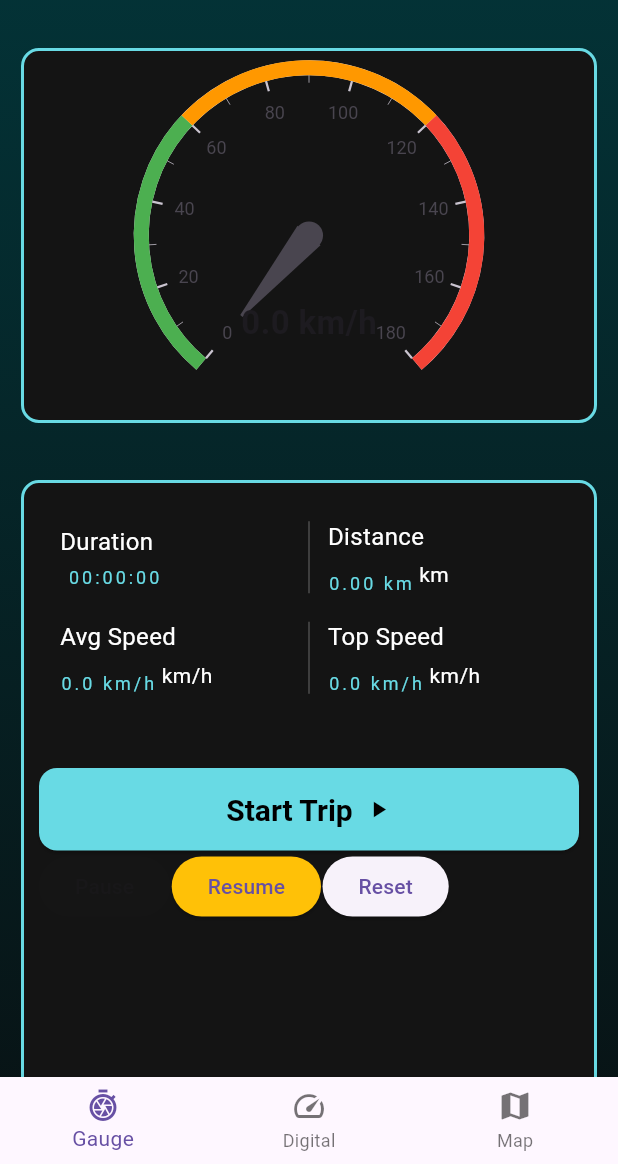
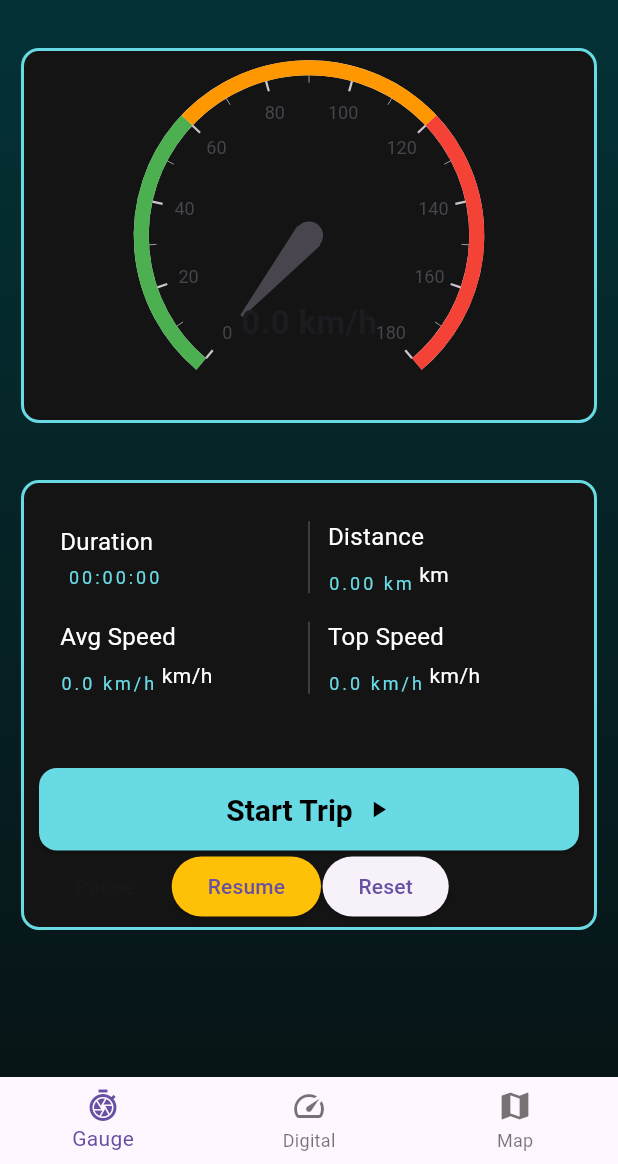
Before and after one commit to Ismailakram300/speedo_meter, a Flutter app: the screen it shows after launch, on a phone screen of 412 x 824 dp, the part 72-1236 px from its top. Run offline on Flutter 3.47's test engine with Material 3 defaults, Android fonts, the phone set to English and light mode, and no system bars; drawn by our look-alikes of syncfusion_flutter_gauges; our stand-ins replace audioplayers, carousel_slider, geocoding, geolocator, google_maps_flutter, permission_handler and 4 more; accounts and stored records are empty; Roboto replaces fonts that are missing (Digital).

Commit message:
Commit Message

```diff
--- a/lib/gauge_meter.dart
+++ b/lib/gauge_meter.dart
@@ -324,7 +324,7 @@ class _SpeedometerScreenState extends State<SpeedometerScreen> {
             Padding(
               padding: const EdgeInsets.all(14),
               child: Container(
-                height: 600,
+                height: 300,
                 decoration: BoxDecoration(
                   borderRadius: BorderRadius.circular(12),
                   color: Color(0xff141414),
```
